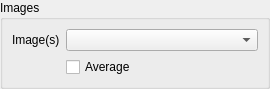
Qt form src/ImagesLayerWidget.ui (ManiVaultStudio/ImageViewerPlugin) before a commit.
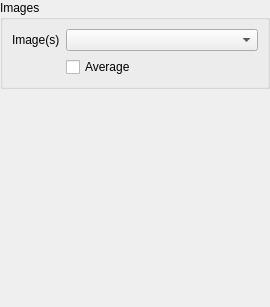
The same form after that commit.

What changed in the file:
```diff
--- a/src/ImagesLayerWidget.ui
+++ b/src/ImagesLayerWidget.ui
@@ -10,7 +10,7 @@
     <x>0</x>
     <y>0</y>
     <width>270</width>
-    <height>76</height>
+    <height>307</height>
    </rect>
   </property>
   <property name="sizePolicy">
@@ -77,6 +77,19 @@
      </layout>
     </widget>
    </item>
+   <item>
+    <spacer name="verticalSpacer">
+     <property name="orientation">
+      <enum>Qt::Vertical</enum>
+     </property>
+     <property name="sizeHint" stdset="0">
+      <size>
+       <width>20</width>
+       <height>40</height>
+      </size>
+     </property>
+    </spacer>
+   </item>
   </layout>
  </widget>
  <resources/>
```
